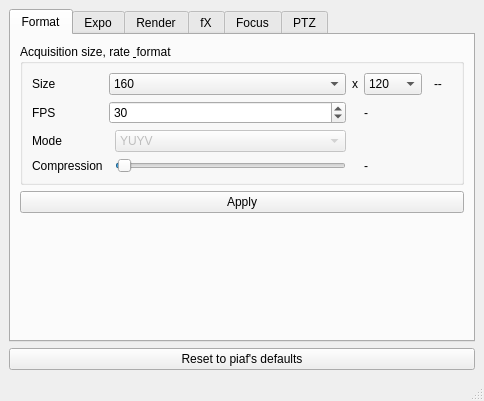
Before: the Qt Designer form main/tools/ui/vidacqsettingswindow.ui in cseyve/piaf, drawn with Qt 5.
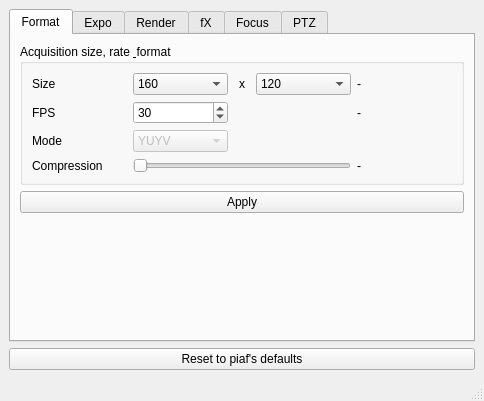
After: the same form once the commit is applied. The open tabs and pages were chosen to show the change. Icons and pictures are not drawn.

```diff
--- a/main/tools/ui/vidacqsettingswindow.ui
+++ b/main/tools/ui/vidacqsettingswindow.ui
@@ -55,7 +55,7 @@
              </property>
             </widget>
            </item>
-           <item row="0" column="1" colspan="2">
+           <item row="0" column="2">
             <widget class="QComboBox" name="widthComboBox">
              <property name="sizePolicy">
               <sizepolicy hsizetype="Preferred" vsizetype="Fixed">
@@ -159,7 +159,7 @@
              </property>
             </widget>
            </item>
-           <item row="3" column="1" colspan="2">
+           <item row="3" column="2">
             <widget class="QSpinBox" name="fpsSpinBox">
              <property name="sizePolicy">
               <sizepolicy hsizetype="Preferred" vsizetype="Fixed">
@@ -175,7 +175,7 @@
              </property>
             </widget>
            </item>
-           <item row="0" column="6" colspan="4">
+           <item row="0" column="6">
             <widget class="QLabel" name="sizeLabel">
              <property name="sizePolicy">
               <sizepolicy hsizetype="Preferred" vsizetype="Preferred">
@@ -187,7 +187,7 @@
               <string>Effective size</string>
              </property>
              <property name="text">
-              <string>--</string>
+              <string>-</string>
              </property>
             </widget>
            </item>
@@ -276,20 +276,13 @@
              </item>
             </widget>
            </item>
-           <item row="3" column="4" colspan="6">
-            <widget class="QLabel" name="fpsLabel">
-             <property name="statusTip">
-              <string>Effective FPS used by device driver</string>
-             </property>
-             <property name="text">
-              <string>-</string>
-             </property>
-            </widget>
-           </item>
-           <item row="5" column="2">
+           <item row="5" column="2" colspan="3">
             <widget class="QSlider" name="jpegQualityHorizontalSlider">
              <property name="minimum">
-              <number>-1</number>
+              <number>0</number>
+             </property>
+             <property name="tracking">
+              <bool>false</bool>
              </property>
              <property name="orientation">
               <enum>Qt::Horizontal</enum>
@@ -323,13 +316,6 @@
              </property>
             </widget>
            </item>
-           <item row="5" column="4">
-            <widget class="QLabel" name="jpegQualityLabel">
-             <property name="text">
-              <string>-</string>
-             </property>
-            </widget>
-           </item>
            <item row="5" column="0">
             <widget class="QLabel" name="label_23">
              <property name="text">
@@ -337,6 +323,23 @@
              </property>
             </widget>
            </item>
+           <item row="5" column="6">
+            <widget class="QLabel" name="jpegQualityLabel">
+             <property name="text">
+              <string>-</string>
+             </property>
+            </widget>
+           </item>
+           <item row="3" column="6">
+            <widget class="QLabel" name="fpsLabel">
+             <property name="statusTip">
+              <string>Effective FPS used by device driver</string>
+             </property>
+             <property name="text">
+              <string>-</string>
+             </property>
+            </widget>
+           </item>
           </layout>
          </widget>
         </item>
```
Left out of the diff: 2 changed lines with no effect on the pictures.
